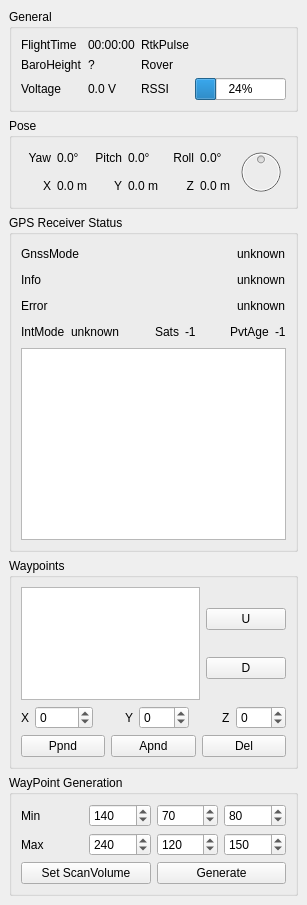
Old version of the form basestation/controlwidget.ui in the repository wpfhtl/octocopter.
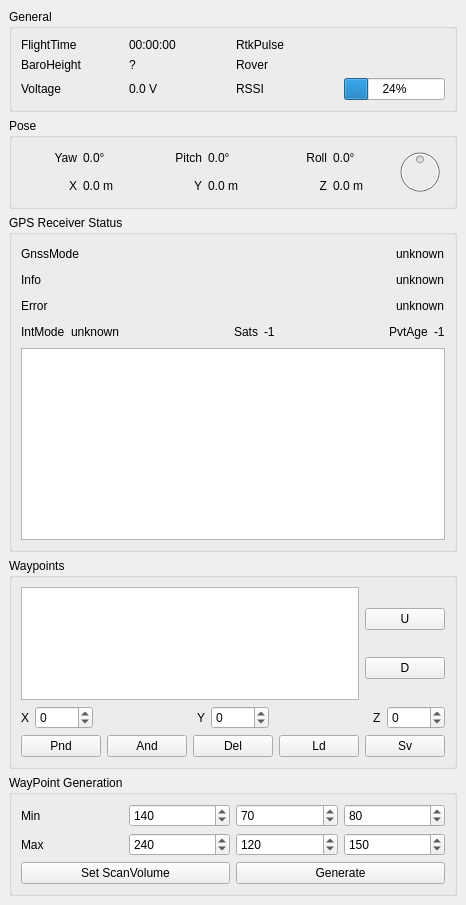
New version of the form.

What changed in the file:
```diff
--- a/basestation/controlwidget.ui
+++ b/basestation/controlwidget.ui
@@ -742,14 +742,14 @@
          <item>
           <widget class="QPushButton" name="mBtnWptPrepend">
            <property name="text">
-            <string>Ppnd</string>
+            <string>Pnd</string>
            </property>
           </widget>
          </item>
          <item>
           <widget class="QPushButton" name="mBtnWptAppend">
            <property name="text">
-            <string>Apnd</string>
+            <string>And</string>
            </property>
           </widget>
          </item>
@@ -760,6 +760,20 @@
            </property>
           </widget>
          </item>
+         <item>
+          <widget class="QPushButton" name="mBtnWptLoad">
+           <property name="text">
+            <string>Ld</string>
+           </property>
+          </widget>
+         </item>
+         <item>
+          <widget class="QPushButton" name="mBtnWptSave">
+           <property name="text">
+            <string>Sv</string>
+           </property>
+          </widget>
+         </item>
         </layout>
        </item>
       </layout>
```
